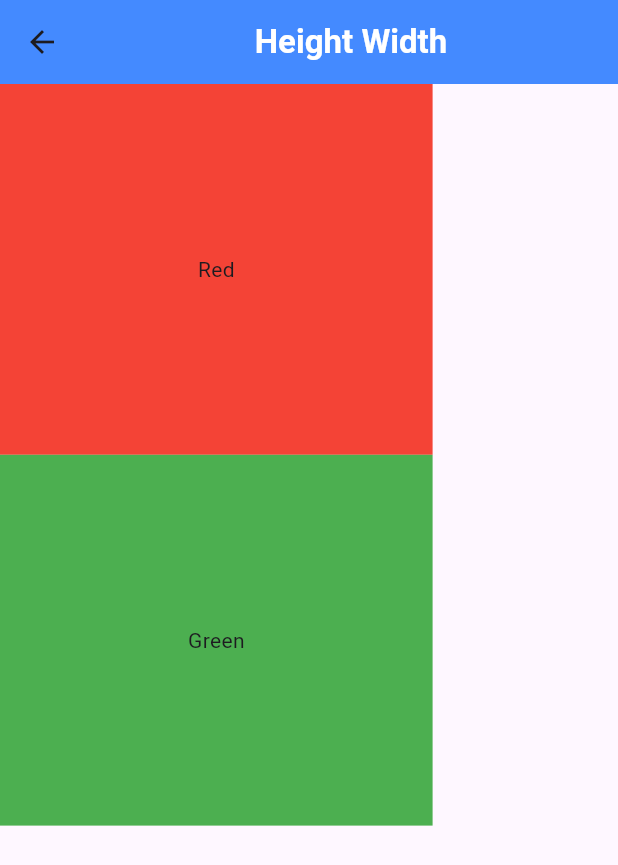
After one commit to MehediMashfan086/flutter-getx, a Flutter app: the ScreenTwo screen opened by its route, after a tap on "Go to Height Width Screen", on a phone screen of 412 x 824 dp. The commit adds this screen. Shown: the top 865 px of the screen. Run offline on Flutter 3.47's test engine with Material 3 defaults, Android fonts, the phone set to English and light mode, and no system bars; our stand-ins replace get.

Commit message:
feat(GetX): height and width

```diff
--- a/lib/main.dart
+++ b/lib/main.dart
@@ -1,7 +1,8 @@
 import 'package:flutter/material.dart';
-import 'package:flutter_getx/home_screen.dart';
-import 'package:flutter_getx/screen_one.dart';
-import 'package:flutter_getx/screen_two.dart';
+import 'package:flutter_getx/screens/height_width_screen.dart';
+import 'package:flutter_getx/screens/home_screen.dart';
+import 'package:flutter_getx/screens/screen_one.dart';
+import 'package:flutter_getx/screens/screen_two.dart';
 import 'package:get/get.dart';
 
 void main() {
@@ -34,6 +35,10 @@ class MyApp extends StatelessWidget {
           name: "/screenTwo",
           page: () => const ScreenTwo(),
         ),
+        GetPage(
+          name: "/heightWidth",
+          page: () => const HeightWidthScreen(),
+        ),
       ],
     );
   }
--- /dev/null
+++ b/lib/screens/height_width_screen.dart
@@ -0,0 +1,55 @@
+import 'package:flutter/material.dart';
+import 'package:get/get.dart';
+
+class HeightWidthScreen extends StatefulWidget {
+  const HeightWidthScreen({super.key});
+
+  @override
+  State<HeightWidthScreen> createState() => _HeightWidthScreenState();
+}
+
+class _HeightWidthScreenState extends State<HeightWidthScreen> {
+  @override
+  Widget build(BuildContext context) {
+    return Scaffold(
+      appBar: AppBar(
+        actionsIconTheme: const IconThemeData(
+          color: Colors.white,
+        ),
+        backgroundColor: Colors.blueAccent,
+        title: const Center(
+          child: Text(
+            "Height Width",
+            style: TextStyle(
+              fontSize: 22,
+              fontWeight: FontWeight.bold,
+              color: Colors.white,
+            ),
+          ),
+        ),
+      ),
+      body: Column(
+        children: [
+          Container(
+            color: Colors.red,
+            // height: MediaQuery.of(context).size.height * .3,
+            height: Get.height * .3,
+            width: Get.width * .7,
+            child: const Center(
+              child: Text("Red"),
+            ),
+          ),
+          Container(
+            color: Colors.green,
+            // height: MediaQuery.of(context).size.height * .3,
+            height: Get.height * .3,
+            width: Get.width * .7,
+            child: const Center(
+              child: Text("Green"),
+            ),
+          ),
+        ],
+      ),
+    );
+  }
+}
--- a/lib/screens/home_screen.dart
+++ b/lib/screens/home_screen.dart
@@ -1,5 +1,5 @@
 import 'package:flutter/material.dart';
-import 'package:flutter_getx/screen_one.dart';
+import 'package:flutter_getx/screens/screen_one.dart';
 import 'package:get/get.dart';
 
 class HomeScreen extends StatefulWidget {
--- a/lib/screens/screen_one.dart
+++ b/lib/screens/screen_one.dart
@@ -1,5 +1,5 @@
 import 'package:flutter/material.dart';
-import 'package:flutter_getx/screen_two.dart';
+import 'package:flutter_getx/screens/screen_two.dart';
 import 'package:get/get.dart';
 
 class ScreenOne extends StatefulWidget {
--- a/lib/screens/screen_two.dart
+++ b/lib/screens/screen_two.dart
@@ -41,6 +41,11 @@ class _ScreenTwoState extends State<ScreenTwo> {
               },
               child: const Text("Go Back to Home Screen!"),
             ),
+            TextButton(
+                onPressed: () {
+                  Get.toNamed("/heightWidth");
+                },
+                child: const Text("Go to Height Width Screen"))
           ],
         ),
       ),
```
